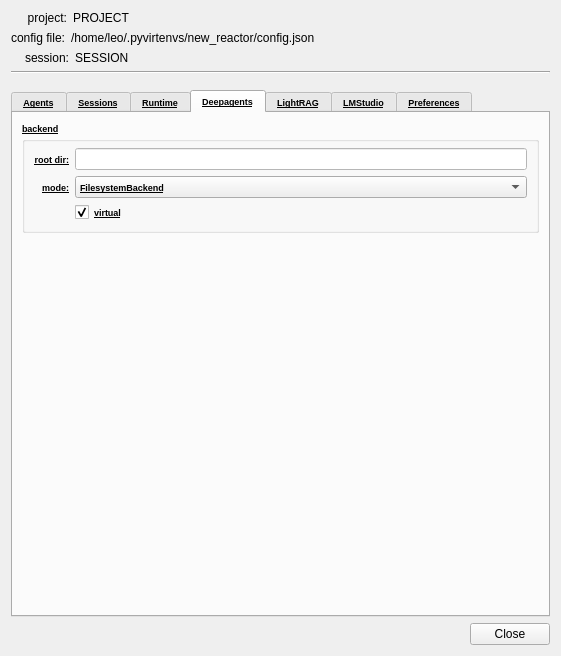
Old version of the form ui_files/settings.ui in the repository 05remla/new_reactor.
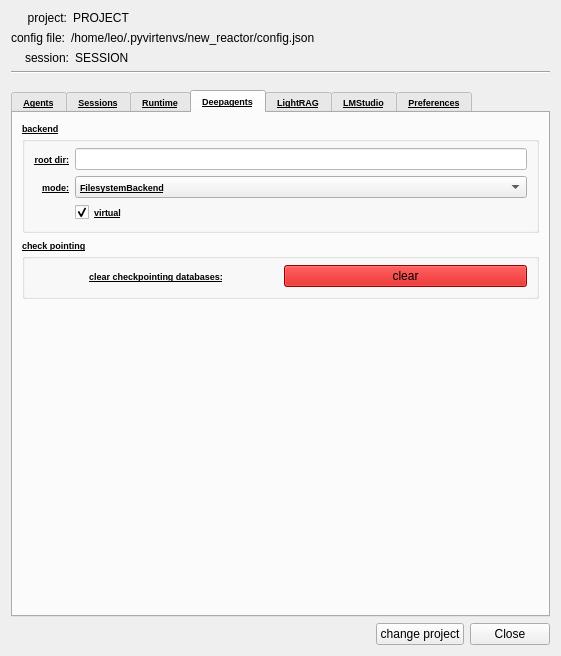
New version of the form. The open tabs and pages were chosen to show the change.

The edit to the form file:
```diff
--- a/ui_files/settings.ui
+++ b/ui_files/settings.ui
@@ -399,19 +399,6 @@
        <string>Deepagents</string>
       </attribute>
       <layout class="QGridLayout" name="gridLayout">
-       <item row="1" column="0">
-        <spacer name="verticalSpacer_2">
-         <property name="orientation">
-          <enum>Qt::Vertical</enum>
-         </property>
-         <property name="sizeHint" stdset="0">
-          <size>
-           <width>20</width>
-           <height>390</height>
-          </size>
-         </property>
-        </spacer>
-       </item>
        <item row="0" column="0">
         <widget class="QGroupBox" name="groupBox">
          <property name="styleSheet">
@@ -502,6 +489,52 @@
          </layout>
         </widget>
        </item>
+       <item row="2" column="0">
+        <spacer name="verticalSpacer_2">
+         <property name="orientation">
+          <enum>Qt::Vertical</enum>
+         </property>
+         <property name="sizeHint" stdset="0">
+          <size>
+           <width>20</width>
+           <height>390</height>
+          </size>
+         </property>
+        </spacer>
+       </item>
+       <item row="1" column="0">
+        <widget class="QGroupBox" name="groupBox_2">
+         <property name="title">
+          <string>check pointing</string>
+         </property>
+         <layout class="QGridLayout" name="gridLayout_2">
+          <item row="0" column="0">
+           <layout class="QHBoxLayout" name="horizontalLayout_7">
+            <item>
+             <widget class="QLabel" name="label_10">
+              <property name="text">
+               <string>clear checkpointing databases:</string>
+              </property>
+              <property name="alignment">
+               <set>Qt::AlignCenter</set>
+              </property>
+             </widget>
+            </item>
+            <item>
+             <widget class="QPushButton" name="pushButtonClearCheckpointDb">
+              <property name="styleSheet">
+               <string notr="true">background-color: rgb(207, 0, 0);</string>
+              </property>
+              <property name="text">
+               <string>clear</string>
+              </property>
+             </widget>
+            </item>
+           </layout>
+          </item>
+         </layout>
+        </widget>
+       </item>
       </layout>
      </widget>
      <widget class="QWidget" name="tab">
@@ -1253,6 +1286,13 @@
        </property>
       </spacer>
      </item>
+     <item>
+      <widget class="QPushButton" name="pushButtonConfigSelector">
+       <property name="text">
+        <string>change project</string>
+       </property>
+      </widget>
+     </item>
      <item>
       <widget class="QPushButton" name="pushButtonClose">
        <property name="text">
```
Left out of the diff: 33 changed lines with no effect on the pictures.
